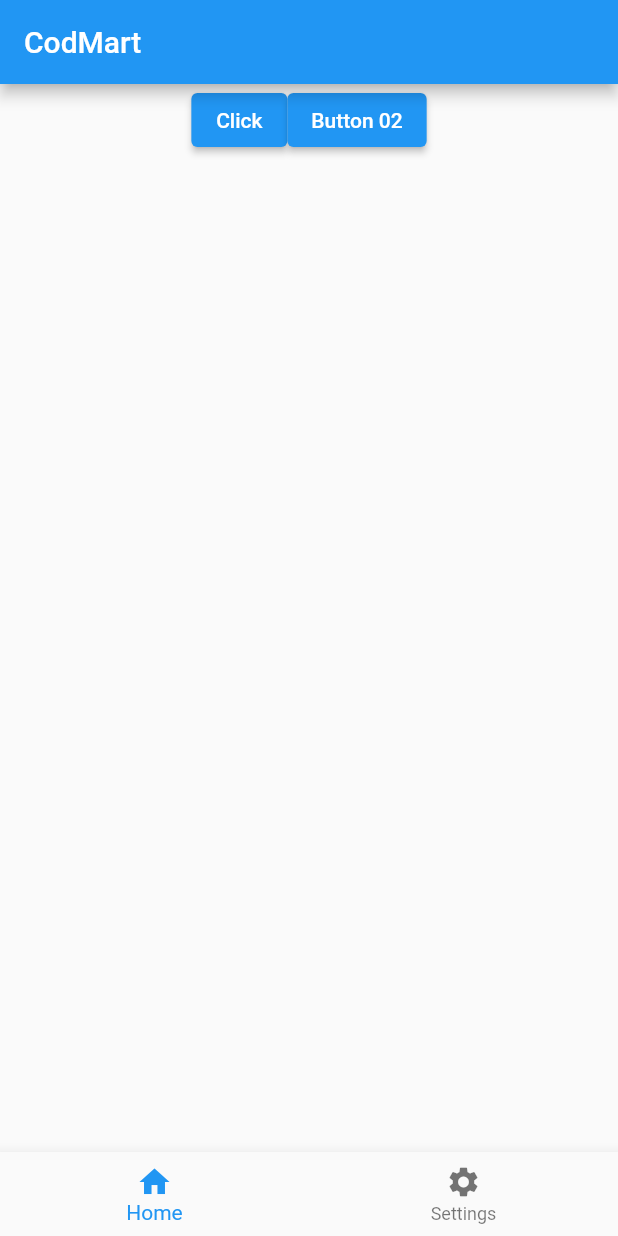
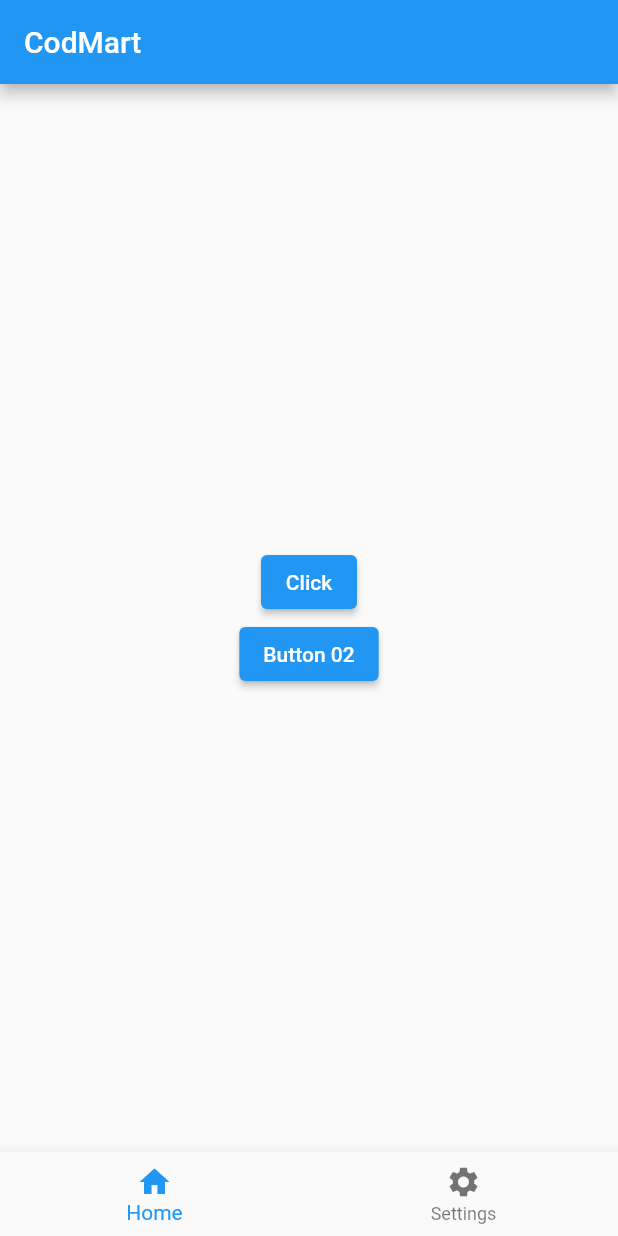
Before and after one commit to Hasitha-Lakshan404/Flutter_Basic, a Flutter app: the screen it shows after launch, on a phone screen of 412 x 824 dp. Run offline on Flutter 3.47's test engine with Material 2 defaults, Android fonts, the phone set to English and light mode, and no system bars.

Commit message:
Refactored Button

```diff
--- a/lib/main.dart
+++ b/lib/main.dart
@@ -34,10 +34,10 @@ class _MyAppState extends State<MyApp> {
             width: double.infinity,
             //set the column/row width full size to the user window
             height: double.infinity,
-            child: Row(
+            child: Column(
               //for the center two button
               mainAxisAlignment: MainAxisAlignment.center,
-              crossAxisAlignment: CrossAxisAlignment.start,
+              crossAxisAlignment: CrossAxisAlignment.center,
 
               children: [
                 //Button 01
```
